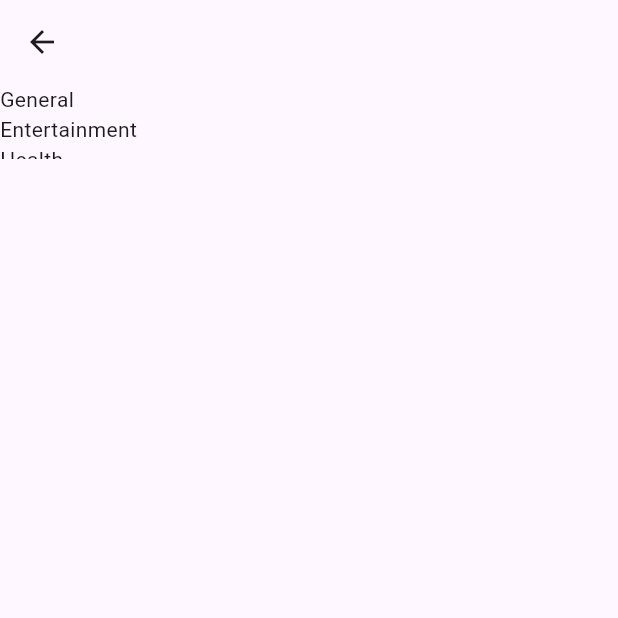
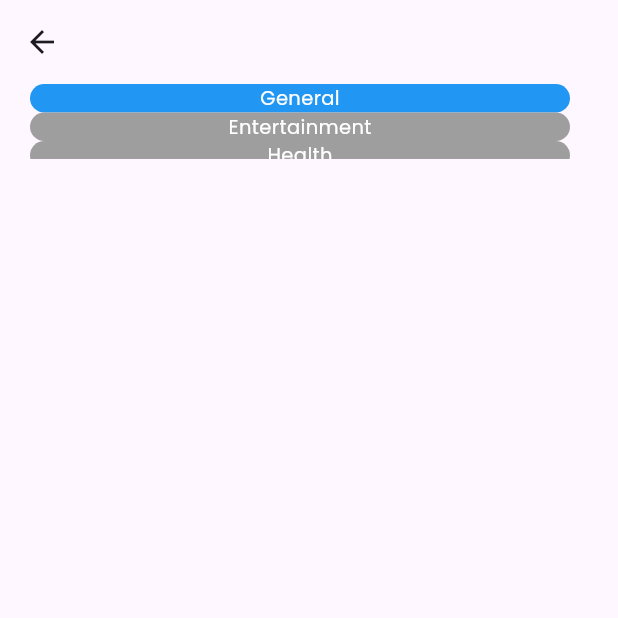
Before and after one commit to atik-sabuj/online_news, a Flutter app: the CategoriesScreen screen opened directly, on a phone screen of 412 x 824 dp, the top half of it. Run offline on Flutter 3.47's test engine with Material 3 defaults, Android fonts, the phone set to English and light mode, and no system bars; our stand-ins replace cached_network_image, flutter_spinkit, google_fonts; network calls fail.

Commit message:
Categories Screen #3

```diff
--- a/lib/view/categories_screen.dart
+++ b/lib/view/categories_screen.dart
@@ -1,6 +1,7 @@
 
 import 'package:flutter/cupertino.dart';
 import 'package:flutter/material.dart';
+import 'package:google_fonts/google_fonts.dart';
 import 'package:intl/intl.dart';
 import 'package:online_news/view_model/news_view_model.dart';
 
@@ -34,7 +35,9 @@ class _CategoriesScreenState extends State<CategoriesScreen> {
     return Scaffold(
       appBar: AppBar(),
 
-      body: Column(
+      body: Padding(
+        padding: const EdgeInsets.symmetric(horizontal: 20),
+        child: Column(
           children: [
             SizedBox(
               height: 50,
@@ -42,14 +45,43 @@ class _CategoriesScreenState extends State<CategoriesScreen> {
                 scrollDirection: Axis.vertical,
                   itemCount: categoriesList.length,
                 itemBuilder: (context, index){
-                return Container(
-                  child: Text(categoriesList[index].toString()),
+
+                  return InkWell(
+                    onTap: (){
+                      categoryName = categoriesList[index];
+                      setState(() {
+
+                      });
+                    },
+
+                    child: Padding(
+                      padding: const EdgeInsets.only(right: 12),
+                      child: Container(
+                        decoration: BoxDecoration(
+                          color: categoryName == categoriesList[index] ?
+                          Colors.blue : Colors.grey,
+
+                          borderRadius: BorderRadius.circular(20),
+                        ),
+
+                        child: Padding(
+                          padding: const EdgeInsets.symmetric(horizontal: 12),
+                          child: Center(child: Text(categoriesList[index].toString(),
+                          style: GoogleFonts.poppins(
+                            fontSize: 13,
+                            color: Colors.white,
+                          ),
+                          )),
+                        ),
+                      ),
+                    ),
                   );
                 },
               ),
             ),
           ],
         ),
+      ),
     );
   }
 }
--- a/lib/view/home_screen.dart
+++ b/lib/view/home_screen.dart
@@ -134,7 +134,7 @@ class _HomeScreenState extends State<HomeScreen> {
             height: height * 0.55,
             width: width,
             child: FutureBuilder<NewsChannelsHeadlinesModel>(
-              future: newsViewModel.fetchNewsChannelsHeadlinesApi(),
+              future: newsViewModel.fetchNewsChannelsHeadlinesApi(name),
               builder: (BuildContext context, snapshot) {
                 if(snapshot.connectionState == ConnectionState.waiting) {
                   return Center(
```
Lines whose indentation alone changed are shown as unchanged.
